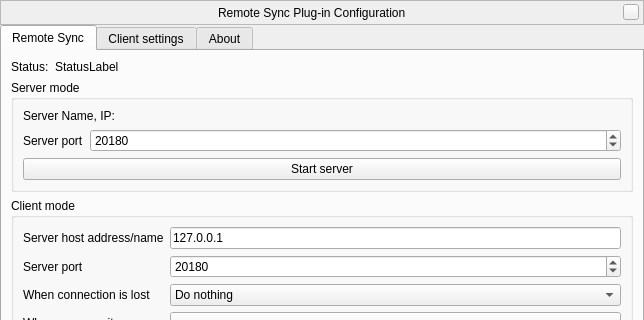
This is plugins/RemoteSync/src/gui/remoteSyncDialog.ui in 519984307/stellarium_src as Qt 5 draws it before an edit; both pictures show x 0 to 644 and y 0 to 320 of the 644 by 545 pixel window. The edited form follows.
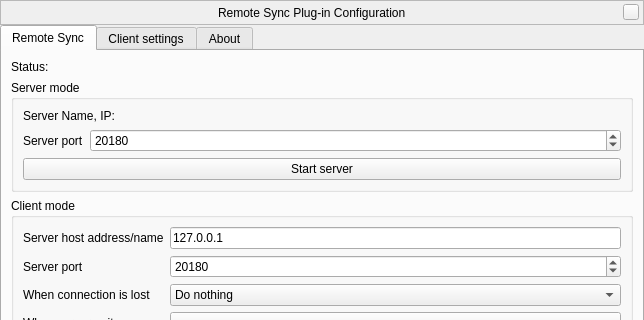
This is the edited form. Custom widgets are drawn as their Qt base class.

Diff of the .ui file:
```diff
--- a/plugins/RemoteSync/src/gui/remoteSyncDialog.ui
+++ b/plugins/RemoteSync/src/gui/remoteSyncDialog.ui
@@ -155,7 +155,7 @@
        <item row="3" column="1">
         <widget class="QLabel" name="statusLabel">
          <property name="text">
-          <string>StatusLabel</string>
+          <string/>
          </property>
         </widget>
        </item>
@@ -341,6 +341,9 @@
        </item>
        <item row="8" column="0">
         <spacer name="verticalSpacer_3">
+         <property name="orientation">
+          <enum>Qt::Vertical</enum>
+         </property>
          <property name="sizeHint" stdset="0">
           <size>
            <width>20</width>
```
Left out of the diff: 2 changed lines with no effect on the pictures.
